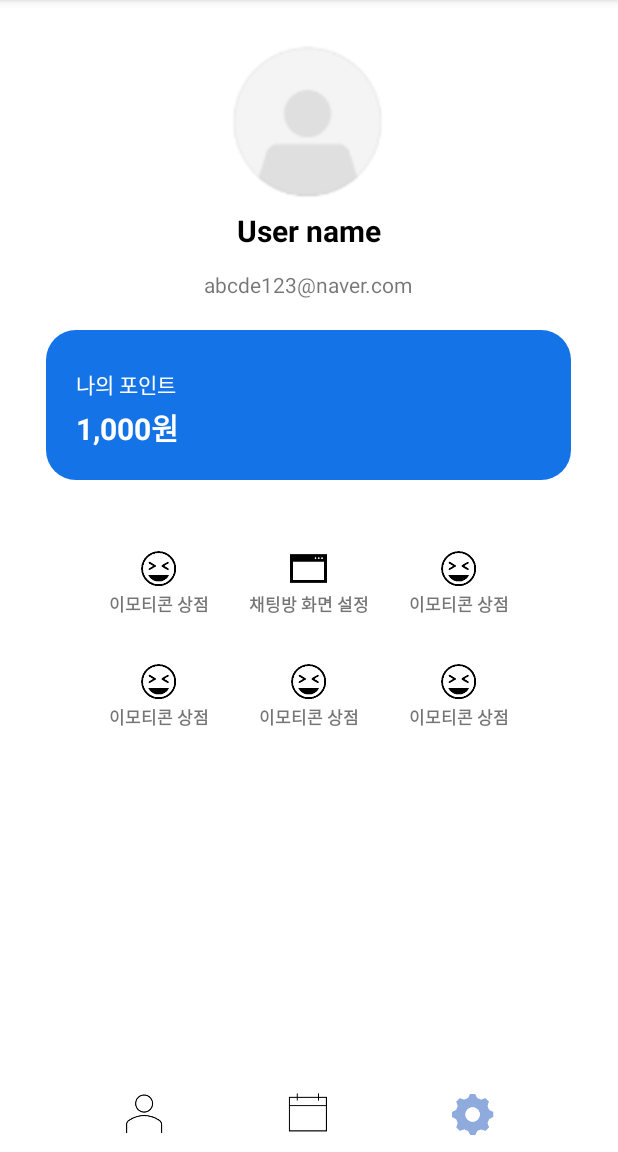
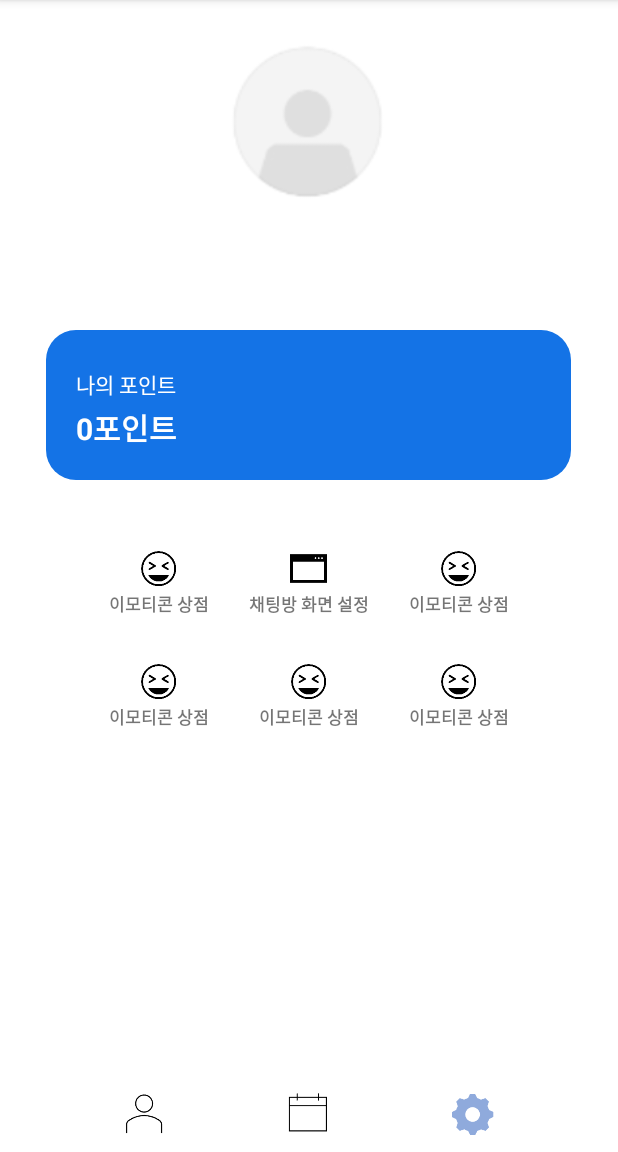
Before and after one commit to rcg3923/Mp, an Android app: the fragment SetFragment shown on its own in the app's theme, on a phone screen of 412 x 824 dp, the part 84-1236 px from its top. Run offline under Robolectric (Android 15) with nearby library versions, the phone set to English and light mode, and no system bars; our stand-ins replace Firebase (no records; nobody signed in at launch, a user with empty details on screens opened directly); 1 statement that could not run was skipped.

Commit message:
Add fragment3 Func.(Get User Name, User Email, Point)

```diff
--- a/app/src/main/java/com/example/mobilepro/CalendarFragment.java
+++ b/app/src/main/java/com/example/mobilepro/CalendarFragment.java
@@ -48,7 +48,7 @@ public class CalendarFragment extends Fragment {
         contextEditText = rootView.findViewById(R.id.contextEditText);
 
         ImageButton btn_main = rootView.findViewById(R.id.button_main);
-        ImageButton btn_calendar = rootView.findViewById(R.id.button_calendar);
+        //ImageButton btn_calendar = rootView.findViewById(R.id.button_calendar);
         ImageButton btn_set = rootView.findViewById(R.id.button_set);
 
         btn_main.setOnClickListener(new View.OnClickListener() {
--- a/app/src/main/java/com/example/mobilepro/SetFragment.java
+++ b/app/src/main/java/com/example/mobilepro/SetFragment.java
@@ -6,18 +6,64 @@ import android.view.View;
 import android.view.ViewGroup;
 import android.widget.Button;
 import android.widget.ImageButton;
+import android.widget.TextView;
 
+import androidx.annotation.NonNull;
 import androidx.fragment.app.Fragment;
 
 import com.example.mobilepro.R;
 import com.example.mobilepro.MainActivity;
+import com.google.firebase.auth.FirebaseAuth;
+import com.google.firebase.auth.FirebaseUser;
+import com.google.firebase.database.DataSnapshot;
+import com.google.firebase.database.DatabaseError;
+import com.google.firebase.database.DatabaseReference;
+import com.google.firebase.database.FirebaseDatabase;
+import com.google.firebase.database.ValueEventListener;
 
 public class SetFragment extends Fragment {
+
+    FirebaseUser firebaseUser = FirebaseAuth.getInstance().getCurrentUser();
+    DatabaseReference databaseReference = FirebaseDatabase.getInstance().getReference();
 
     @Override
     public View onCreateView(LayoutInflater inflater, ViewGroup container, Bundle savedInstanceState){
         ViewGroup rootView = (ViewGroup) inflater.inflate(R.layout.fragment_set, container, false);
 
+
+
+        TextView user_name = rootView.findViewById(R.id.text_name);
+        TextView user_email = rootView.findViewById(R.id.text_email);
+        TextView curr_point = rootView.findViewById(R.id.text_point);
+        databaseReference.child("UserAccount").child(firebaseUser.getUid()).child("name").addValueEventListener(new ValueEventListener() {
+            @Override
+            public void onDataChange(@NonNull DataSnapshot dataSnapshot) {
+                String value = dataSnapshot.getValue(String.class);
+                user_name.setText(value);
+            }
+
+            @Override
+            public void onCancelled(@NonNull DatabaseError error) {
+
+            }
+        });
+
+        user_email.setText(firebaseUser.getEmail());
+
+        databaseReference.child("UserPoint").child(firebaseUser.getUid()).child("point").addValueEventListener(new ValueEventListener() {
+            @Override
+            public void onDataChange(@NonNull DataSnapshot dataSnapshot) {
+                int value = dataSnapshot.getValue(int.class);
+                curr_point.setText(value + "포인트");
+            }
+
+            @Override
+            public void onCancelled(@NonNull DatabaseError error) {
+
+            }
+        });
+
+        // 하단 메뉴바 기능
         ImageButton btn_main = rootView.findViewById(R.id.button_main);
         ImageButton btn_calendar = rootView.findViewById(R.id.button_calendar);
         //ImageButton btn_set = rootView.findViewById(R.id.button_set);
```
